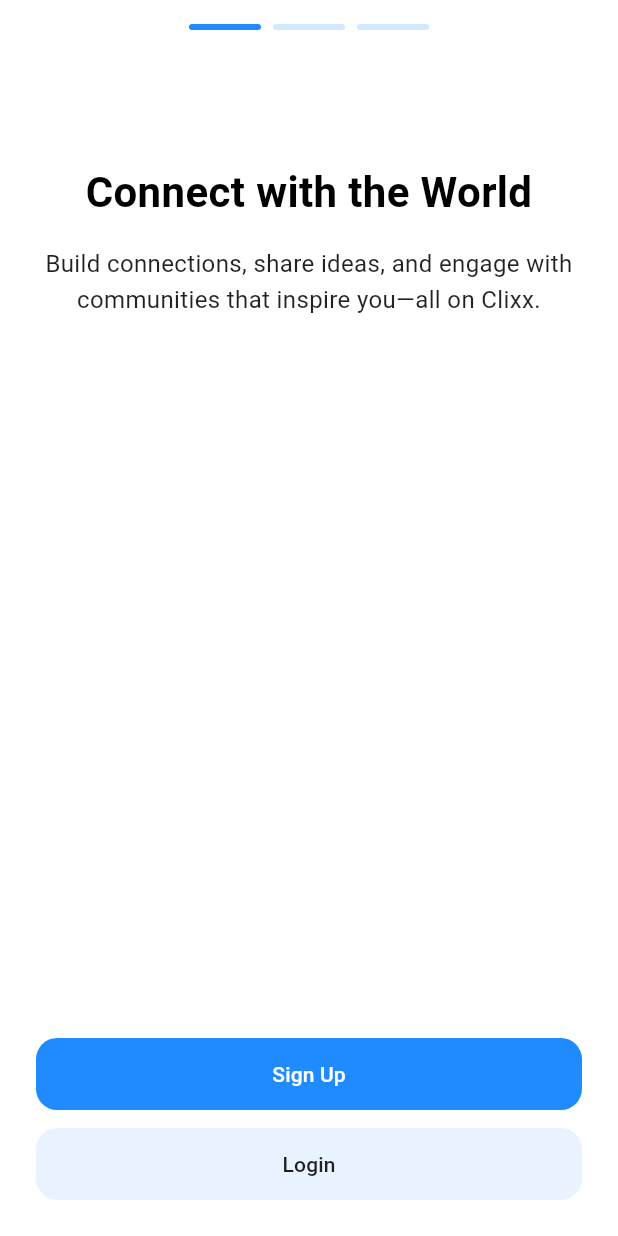
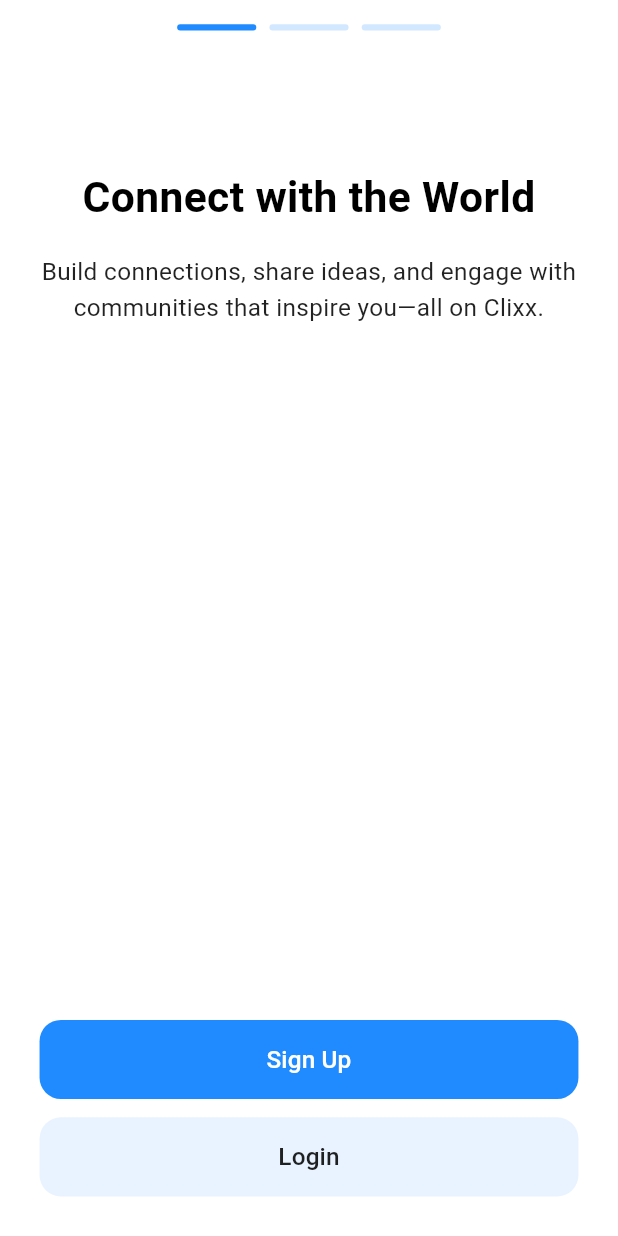
Before and after one commit to ClixxHQ/Clixx-app, a Flutter app: the screen it shows after launch, on a phone screen of 412 x 824 dp. Run offline on Flutter 3.47's test engine with Material 3 defaults, Android fonts, the phone set to English and light mode, and no system bars; our stand-ins replace calendar_date_picker2, country_picker, flutter_screenutil.

Commit message:
Refactor OnboardingView to use AppButton and AppSpacing for improved styling and responsiveness

```diff
--- a/lib/ui/views/onboarding/onboarding_view.dart
+++ b/lib/ui/views/onboarding/onboarding_view.dart
@@ -1,5 +1,10 @@
 import 'package:flutter/material.dart';
+import 'package:flutter_screenutil/flutter_screenutil.dart';
 import 'package:clixx/app/routes/app_routes.dart';
+import 'package:clixx/services/navigation_service.dart';
+import 'package:clixx/shared/app_colors.dart';
+import 'package:clixx/shared/app_spacing.dart';
+import 'package:clixx/shared/widgets/app_button.dart';
 
 class OnboardingView extends StatefulWidget {
   const OnboardingView({Key? key}) : super(key: key);
@@ -40,22 +45,20 @@ class _OnboardingViewState extends State<OnboardingView> {
       body: SafeArea(
         child: Column(
           children: [
-            Padding(
-              padding: const EdgeInsets.only(top: 16.0),
-              child: Row(
+            AppSpacing.v16(),
+            Row(
               mainAxisAlignment: MainAxisAlignment.center,
               children: List.generate(
                 _pages.length,
                 (index) => Container(
-                    margin: const EdgeInsets.symmetric(horizontal: 4),
-                    width: 48,
-                    height: 4,
+                  margin: EdgeInsets.symmetric(horizontal: 4.w),
+                  width: 48.w,
+                  height: 4.h,
                   decoration: BoxDecoration(
                     color: _currentPage == index
-                          ? const Color(0xFF208BFE)
-                          : const Color(0xFF208BFE).withOpacity(0.2),
+                        ? AppColors.primary
+                        : AppColors.primary.withOpacity(0.2),
                     borderRadius: BorderRadius.circular(2),
-                    ),
                   ),
                 ),
               ),
@@ -75,44 +78,31 @@ class _OnboardingViewState extends State<OnboardingView> {
               ),
             ),
             Padding(
-              padding: const EdgeInsets.all(24.0),
+              padding: EdgeInsets.all(24.w),
               child: Column(
                 children: [
-                  SizedBox(
-                    width: double.infinity,
-                    height: 48,
-                    child: ElevatedButton(
-                      onPressed: () {
-                        Navigator.pushNamed(context, AppRoutes.signUp);
-                      },
-                      style: ElevatedButton.styleFrom(
-                        backgroundColor: const Color(0xFF208BFE),
-                        foregroundColor: Colors.white,
-                        elevation: 0,
-                        shape: RoundedRectangleBorder(
-                          borderRadius: BorderRadius.circular(14),
+                  AppButton(
+                    text: 'Sign Up',
+                    onPressed: () => NavigationService.pushNamed(AppRoutes.signUp),
+                    textStyle: TextStyle(
+                      fontSize: 16.sp,
+                      fontWeight: FontWeight.w500,
+                      color: Colors.white,
                     ),
                   ),
-                      child: const Text('Sign Up'),
-                    ),
-                  ),
-                  const SizedBox(height: 12),
-                  SizedBox(
-                    width: double.infinity,
-                    height: 48,
-                    child: ElevatedButton(
+                  AppSpacing.v12(),
+                  AppButton(
+                    text: 'Login',
                     onPressed: () {
                       // Navigate to login
                     },
-                      style: ElevatedButton.styleFrom(
-                        backgroundColor: const Color(0xFFE9F3FF),
-                        foregroundColor: Colors.black87,
+                    backgroundColor: AppColors.primitiveBlue,
+                    textColor: Colors.black87,
                     elevation: 0,
-                        shape: RoundedRectangleBorder(
-                          borderRadius: BorderRadius.circular(14),
-                        ),
-                      ),
-                      child: const Text('Login'),
+                    textStyle: TextStyle(
+                      fontSize: 16.sp,
+                      fontWeight: FontWeight.w500,
+                      color: Colors.black87,
                     ),
                   ),
                 ],
@@ -138,33 +128,33 @@ class OnboardingPage extends StatelessWidget {
   @override
   Widget build(BuildContext context) {
     return Padding(
-      padding: const EdgeInsets.all(24.0),
+      padding: EdgeInsets.all(24.w),
       child: Column(
         children: [
-          const SizedBox(height: 64), // Push content up
+          AppSpacing.v64(),
           Text(
             title,
-            style: const TextStyle(
-              fontSize: 28,
+            style: TextStyle(
+              fontSize: 28.sp,
               fontWeight: FontWeight.w600,
               color: Colors.black,
             ),
             textAlign: TextAlign.center,
           ),
-          const SizedBox(height: 16),
+          AppSpacing.v16(),
           SizedBox(
-            width: 380,
+            width: 380.w,
             child: Text(
               description,
-              style: const TextStyle(
-                fontSize: 16,
+              style: TextStyle(
+                fontSize: 16.sp,
                 color: Colors.black87,
                 height: 1.5,
               ),
               textAlign: TextAlign.center,
             ),
           ),
-          const Spacer(), // This will push the content up and leave space for illustrations
+          const Spacer(),
         ],
       ),
     );
```
Lines whose indentation alone changed are shown as unchanged.
